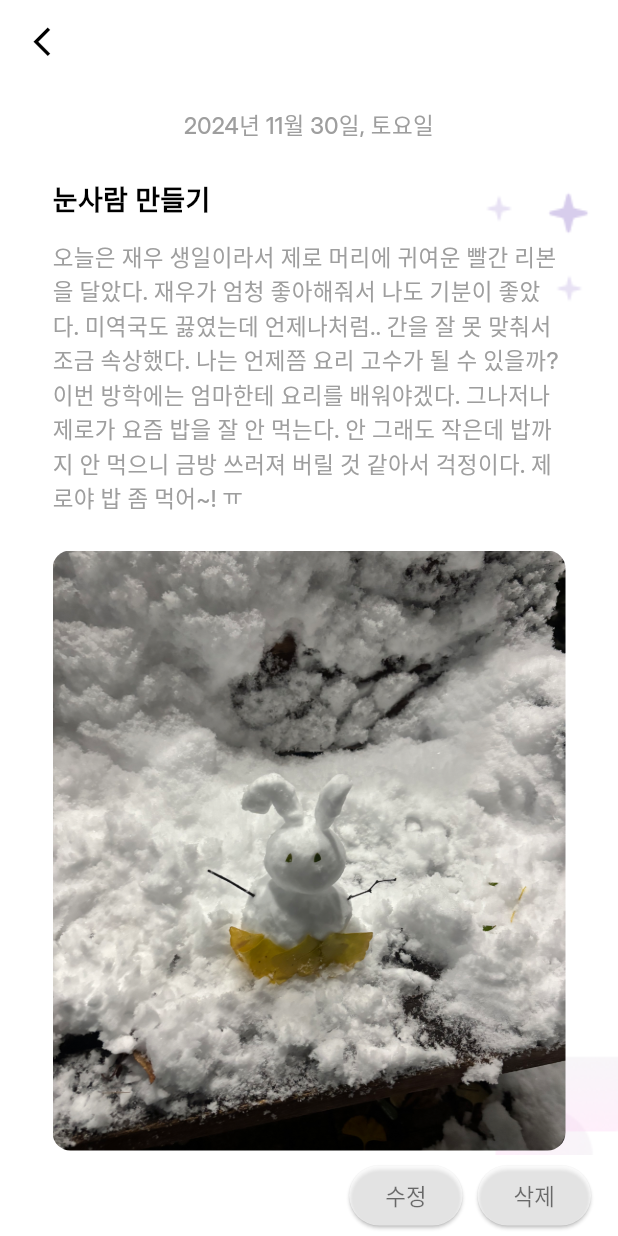
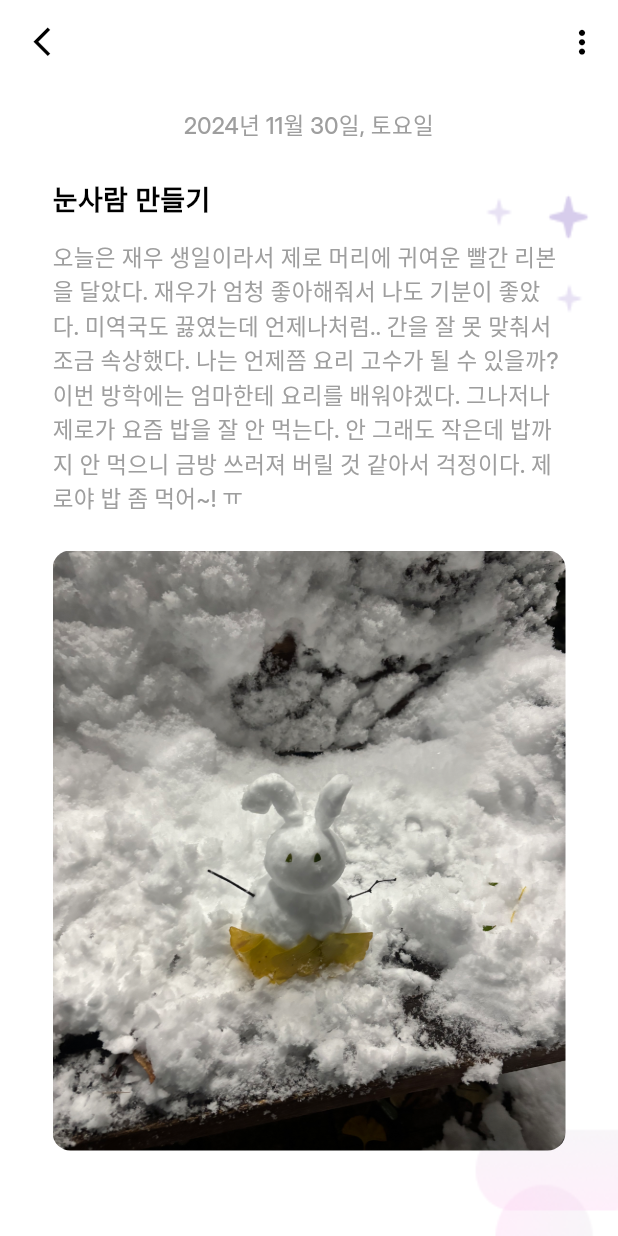
Before and after one commit to Hoyeri/WOODA, a Flutter app: the screen it shows after launch, after a tap on "눈사람 만들기", on a phone screen of 412 x 824 dp. Run offline on Flutter 3.47's test engine with Material 3 defaults, Android fonts, the phone set to English and light mode, and no system bars; our stand-ins replace get, table_calendar.

Commit message:
일정 삭제 및 수정 버튼 -> 상단 우측 점 세 개로 수정

```diff
--- a/lib/src/app.dart
+++ b/lib/src/app.dart
@@ -262,6 +262,7 @@ class _TableCalendarScreenState extends State<App> {
                           builder: (context) => DetailPage(
                             schedule: schedule,
                             model: DetailPageModel(
+                              id: schedule["id"],
                               title: schedule["title"],
                               description: schedule["description"],
                               date: schedule["date"],
--- a/lib/src/models/detail_page_model.dart
+++ b/lib/src/models/detail_page_model.dart
@@ -1,10 +1,12 @@
 class DetailPageModel {
+  final int id;
   final String title;
   final String description;
   final DateTime date;
   final String? image;
 
   DetailPageModel({
+    required this.id,
     required this.title,
     required this.description,
     required this.date,
@@ -14,6 +16,7 @@ class DetailPageModel {
   /// JSON 데이터를 DetailPageModel로 변환
   factory DetailPageModel.fromJson(Map<String, dynamic> json) {
     return DetailPageModel(
+      id: json['id'],
       title: json['title'],
       description: json['description'],
       date: DateTime.parse(json['date']),
--- a/lib/src/screens/detail_page.dart
+++ b/lib/src/screens/detail_page.dart
@@ -1,7 +1,6 @@
 import 'package:flutter/material.dart';
 import 'package:intl/intl.dart';
 import 'package:wooda_client/src/models/detail_page_model.dart';
-import 'package:wooda_client/src/screens/add_schedule_page.dart';
 
 class DetailPage extends StatelessWidget {
   final DetailPageModel model; // 모델로 받기
@@ -26,7 +25,7 @@ class DetailPage extends StatelessWidget {
         scrolledUnderElevation: 0,
         backgroundColor: Colors.transparent,
         leading: IconButton(
-            icon: Icon(
+          icon: const Icon(
             Icons.arrow_back_ios_new,
             color: Colors.black,
           ),
@@ -35,6 +34,34 @@ class DetailPage extends StatelessWidget {
             Navigator.pop(context);
           },
         ),
+        actions: [
+          PopupMenuButton<String>(
+            icon: const Icon(
+              Icons.more_vert,
+              color: Colors.black,
+
+            ),
+            iconSize: 25,
+            onSelected: (String value) {
+              if (value == 'edit') {
+                onUpdate(schedule); // 수정 기능 호출
+              } else if (value == 'delete') {
+                onDelete(); // 삭제 기능 호출
+                Navigator.pop(context); // 삭제 후 이전 화면으로 이동
+              }
+            },
+            itemBuilder: (BuildContext context) => [
+              const PopupMenuItem(
+                value: 'edit',
+                child: Text('수정'),
+              ),
+              const PopupMenuItem(
+                value: 'delete',
+                child: Text('삭제'),
+              ),
+            ],
+          ),
+        ],
       ),
       body: Column(
         children: [
@@ -115,46 +142,6 @@ class DetailPage extends StatelessWidget {
               ],
             ),
           ),
-          // 수정 및 삭제 버튼
-          Padding(
-            padding: const EdgeInsets.all(3),
-            child: Row(
-              mainAxisAlignment: MainAxisAlignment.end,
-              children: [
-                ElevatedButton(
-                  onPressed: () {
-                    onUpdate(schedule); // 수정 기능 호출
-                  },
-                  style: ElevatedButton.styleFrom(
-                    textStyle: TextStyle(
-                      fontWeight: FontWeight.w500,
-                      fontSize: 15,
-                    ),
-                    foregroundColor: Colors.black54,
-                    backgroundColor: Colors.white60,
-                  ),
-                  child: const Text('수정'),
-                ),
-                const SizedBox(width: 10),
-                ElevatedButton(
-                  onPressed: () {
-                    onDelete(); // 삭제 기능 호출
-                    Navigator.pop(context); // 삭제 후 이전 화면으로 돌아가기
-                  },
-                  style: ElevatedButton.styleFrom(
-                    textStyle: TextStyle(
-                      fontWeight: FontWeight.w500,
-                      fontSize: 15,
-                    ),
-                    foregroundColor: Colors.black54,
-                    backgroundColor: Colors.white60,
-                  ),
-                  child: const Text('삭제'),
-                ),
-                const SizedBox(width: 15),
-              ],
-            ),
-          ),
         ],
       ),
     );
```
Lines whose indentation alone changed are shown as unchanged.
